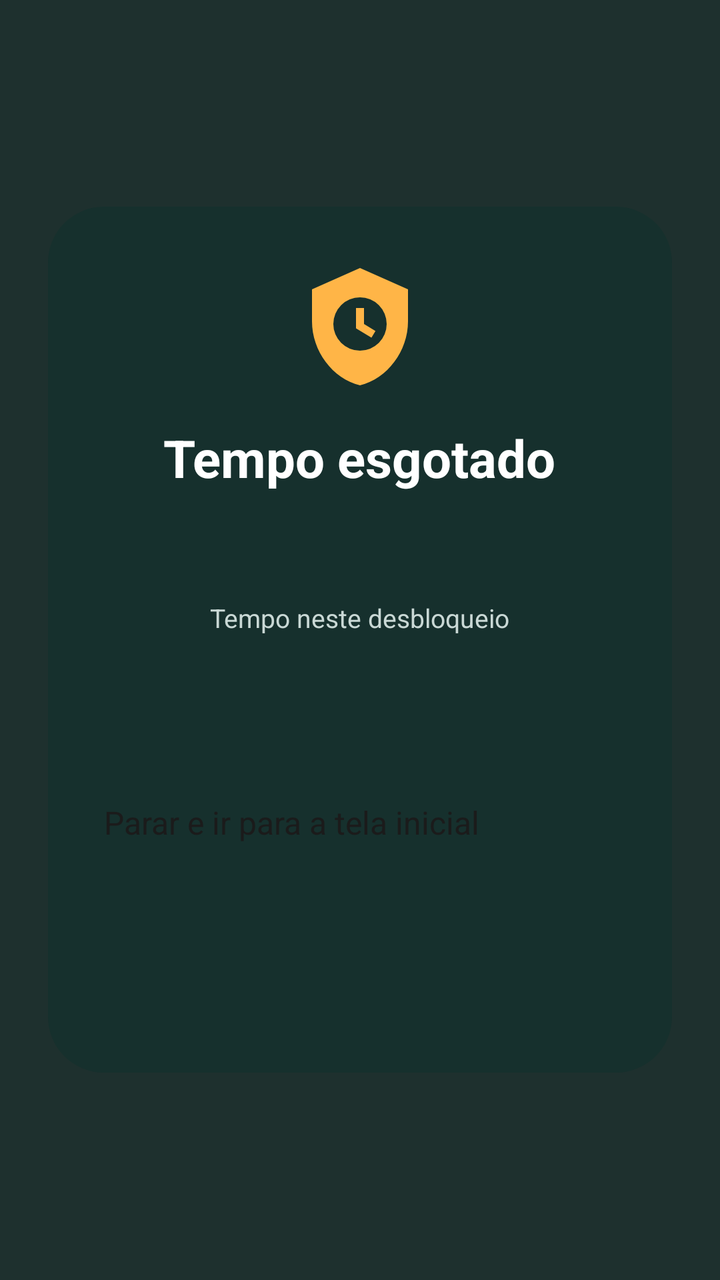
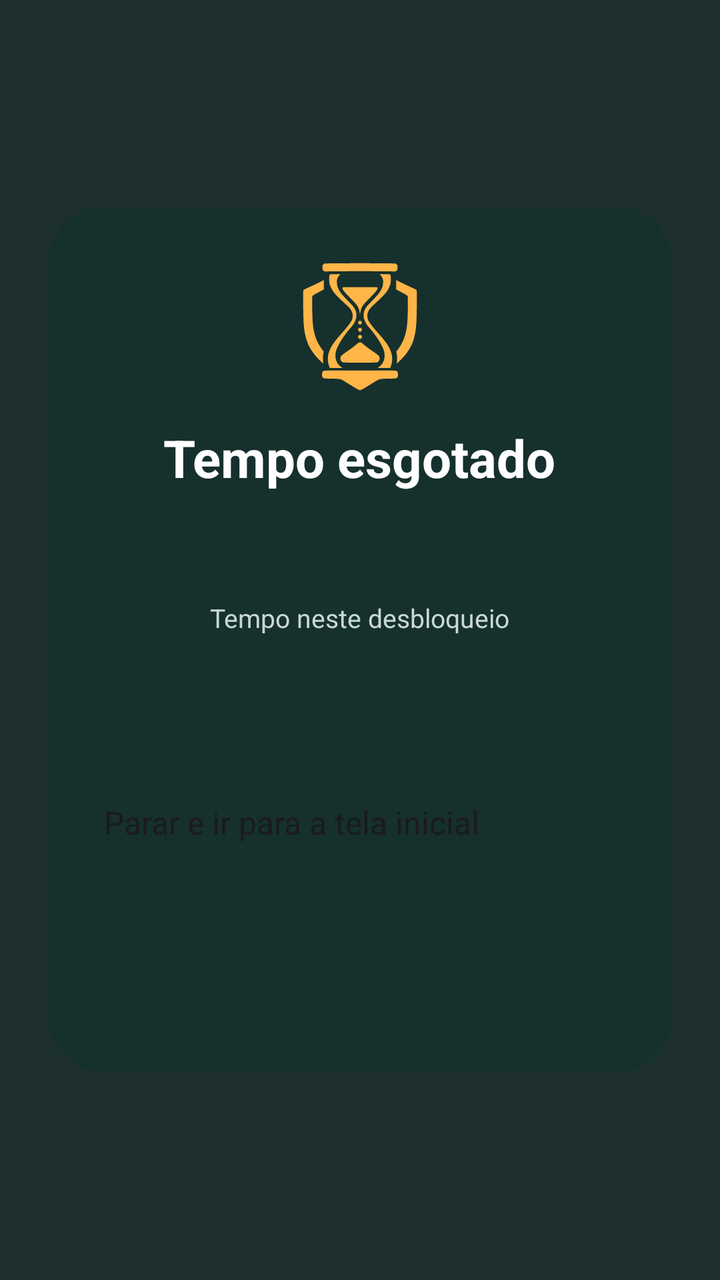

Screens rendered from an Android XML layout before and after an edit, with the pre-edit source and the edit as a unified diff.
<!-- AndroidManifest.xml: application theme Theme.FocusGuard -->
<!-- res/layout/overlay_alert.xml -->
<?xml version="1.0" encoding="utf-8"?>
<FrameLayout xmlns:android="http://schemas.android.com/apk/res/android"
    android:layout_width="match_parent"
    android:layout_height="match_parent"
    android:background="@color/overlay_scrim"
    android:clickable="true"
    android:focusable="true">

    <LinearLayout
        android:layout_width="match_parent"
        android:layout_height="wrap_content"
        android:layout_gravity="center"
        android:layout_margin="24dp"
        android:background="@drawable/overlay_card"
        android:gravity="center_horizontal"
        android:orientation="vertical"
        android:padding="28dp">

        <ImageView
            android:layout_width="64dp"
            android:layout_height="64dp"
            android:contentDescription="@null"
            android:src="@drawable/ic_shield"
            android:tint="@color/brand_amber" />

        <TextView
            android:id="@+id/overlay_title"
            android:layout_width="wrap_content"
            android:layout_height="wrap_content"
            android:layout_marginTop="16dp"
            android:text="@string/overlay_title"
            android:textColor="@android:color/white"
            android:textSize="26sp"
            android:textStyle="bold" />

        <TextView
            android:id="@+id/overlay_message"
            android:layout_width="wrap_content"
            android:layout_height="wrap_content"
            android:layout_marginTop="8dp"
            android:gravity="center"
            android:lineSpacingExtra="2dp"
            android:textColor="@color/overlay_text_secondary"
            android:textSize="16sp" />

        <TextView
            android:layout_width="wrap_content"
            android:layout_height="wrap_content"
            android:layout_marginTop="24dp"
            android:text="@string/overlay_elapsed_label"
            android:textColor="@color/overlay_text_secondary"
            android:textSize="13sp" />

        <TextView
            android:id="@+id/overlay_elapsed"
            android:layout_width="wrap_content"
            android:layout_height="wrap_content"
            android:fontFeatureSettings="tnum"
            android:textColor="@color/brand_amber"
            android:textSize="44sp"
            android:textStyle="bold" />

        <Button
            android:id="@+id/overlay_stop"
            android:layout_width="match_parent"
            android:layout_height="56dp"
            android:layout_marginTop="24dp"
            android:backgroundTint="@color/brand_amber"
            android:text="@string/overlay_stop"
            android:textAllCaps="false"
            android:textColor="#1B1B1B"
            android:textSize="16sp" />

        <Button
            android:id="@+id/overlay_snooze"
            style="?android:attr/borderlessButtonStyle"
            android:layout_width="match_parent"
            android:layout_height="48dp"
            android:layout_marginTop="4dp"
            android:textAllCaps="false"
            android:textColor="@color/overlay_text_secondary" />
    </LinearLayout>
</FrameLayout>
<!-- resources referenced by this layout -->
<resources>
  <color name="brand_amber">#FFB547</color>
  <color name="overlay_scrim">#EB0B1F1D</color>
  <color name="overlay_text_secondary">#C9D8D5</color>
  <!-- drawable ic_shield (drawable) -->
  <vector xmlns:android="http://schemas.android.com/apk/res/android"
      android:width="24dp" android:height="24dp"
      android:viewportWidth="24" android:viewportHeight="24">
      <path android:fillColor="#FFFFFFFF" android:fillType="evenOdd"
          android:pathData="M12,1L3,5v6c0,5.55 3.84,10.74 9,12 5.16,-1.26 9,-6.45 9,-12V5l-9,-4zM12,6.5a5,5 0,1 1,0 10a5,5 0,1 1,0 -10zM11.25,8.5v3.8l2.9,1.75 0.75,-1.25 -2.15,-1.3V8.5z" />
  </vector>
  <!-- drawable overlay_card (drawable) -->
  <?xml version="1.0" encoding="utf-8"?>
  <shape xmlns:android="http://schemas.android.com/apk/res/android" android:shape="rectangle">
      <solid android:color="@color/overlay_card" />
      <corners android:radius="28dp" />
  </shape>
  <string name="overlay_elapsed_label">Tempo neste desbloqueio</string>
  <string name="overlay_stop">Parar e ir para a tela inicial</string>
  <string name="overlay_title">Tempo esgotado</string>
  <style name="Theme.FocusGuard" parent="android:Theme.Material.Light.NoActionBar">
          <item name="android:statusBarColor">@android:color/transparent</item>
          <item name="android:navigationBarColor">@android:color/transparent</item>
      </style>
  <color name="overlay_card">#16302D</color>
</resources>

<!-- the commit's change to res/layout/overlay_alert.xml (unified diff, before → after) -->
@@ -20,7 +20,7 @@
             android:layout_width="64dp"
             android:layout_height="64dp"
             android:contentDescription="@null"
-            android:src="@drawable/ic_shield"
+            android:src="@drawable/ic_logo"
             android:tint="@color/brand_amber" />
 
         <TextView
<!-- resource entries referenced after the edit -->
@@ -3,13 +3,7 @@
   <color name="brand_amber">#FFB547</color>
   <color name="overlay_scrim">#EB0B1F1D</color>
   <color name="overlay_text_secondary">#C9D8D5</color>
-  <!-- drawable ic_shield (drawable) -->
-  <vector xmlns:android="http://schemas.android.com/apk/res/android"
-      android:width="24dp" android:height="24dp"
-      android:viewportWidth="24" android:viewportHeight="24">
-      <path android:fillColor="#FFFFFFFF" android:fillType="evenOdd"
-          android:pathData="M12,1L3,5v6c0,5.55 3.84,10.74 9,12 5.16,-1.26 9,-6.45 9,-12V5l-9,-4zM12,6.5a5,5 0,1 1,0 10a5,5 0,1 1,0 -10zM11.25,8.5v3.8l2.9,1.75 0.75,-1.25 -2.15,-1.3V8.5z" />
-  </vector>
+  <!-- drawable ic_logo: vector/xml drawable (drawable, 4100 chars, omitted) -->
   <!-- drawable overlay_card (drawable) -->
   <?xml version="1.0" encoding="utf-8"?>
   <shape xmlns:android="http://schemas.android.com/apk/res/android" android:shape="rectangle">
